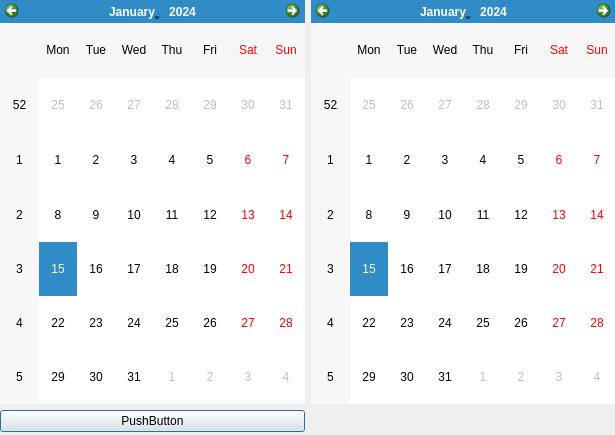
The window that source/datapresenter/timerangedialog.ui (eerotarri/DataPresenter) describes before a commit, drawn with Qt 5.
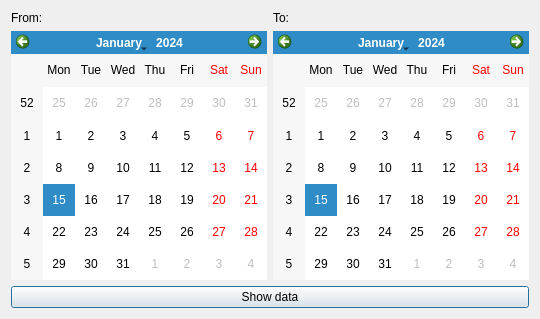
The same window after the commit.

Diff of the .ui file:
```diff
--- a/source/datapresenter/timerangedialog.ui
+++ b/source/datapresenter/timerangedialog.ui
@@ -6,38 +6,57 @@
    <rect>
     <x>0</x>
     <y>0</y>
-    <width>615</width>
-    <height>435</height>
+    <width>540</width>
+    <height>319</height>
    </rect>
   </property>
   <property name="windowTitle">
    <string>Dialog</string>
   </property>
-  <widget class="QWidget" name="gridLayoutWidget">
-   <property name="geometry">
-    <rect>
-     <x>0</x>
-     <y>0</y>
-     <width>616</width>
-     <height>432</height>
-    </rect>
-   </property>
-   <layout class="QGridLayout" name="gridLayout">
-    <item row="0" column="0">
-     <widget class="QCalendarWidget" name="endDateCalendar"/>
-    </item>
-    <item row="0" column="1">
+  <layout class="QVBoxLayout" name="verticalLayout_2">
+   <item>
+    <layout class="QVBoxLayout" name="verticalLayout">
+     <property name="sizeConstraint">
+      <enum>QLayout::SetDefaultConstraint</enum>
+     </property>
+     <item>
+      <layout class="QHBoxLayout" name="horizontalLayout_2">
+       <item>
+        <widget class="QLabel" name="label">
+         <property name="text">
+          <string>From:</string>
+         </property>
+        </widget>
+       </item>
+       <item>
+        <widget class="QLabel" name="endDateLabel">
+         <property name="text">
+          <string>To:</string>
+         </property>
+        </widget>
+       </item>
+      </layout>
+     </item>
+     <item>
+      <layout class="QHBoxLayout" name="horizontalLayout">
+       <item>
      <widget class="QCalendarWidget" name="startDateCalendar"/>
     </item>
-    <item row="1" column="0">
-     <widget class="QPushButton" name="setDateButton">
+       <item>
+        <widget class="QCalendarWidget" name="endDateCalendar"/>
+       </item>
+      </layout>
+     </item>
+     <item>
+      <widget class="QPushButton" name="pushButton">
       <property name="text">
-       <string>PushButton</string>
+        <string>Show data</string>
       </property>
      </widget>
     </item>
    </layout>
-  </widget>
+   </item>
+  </layout>
  </widget>
  <resources/>
  <connections/>
```
Lines whose indentation alone changed are shown as unchanged.
